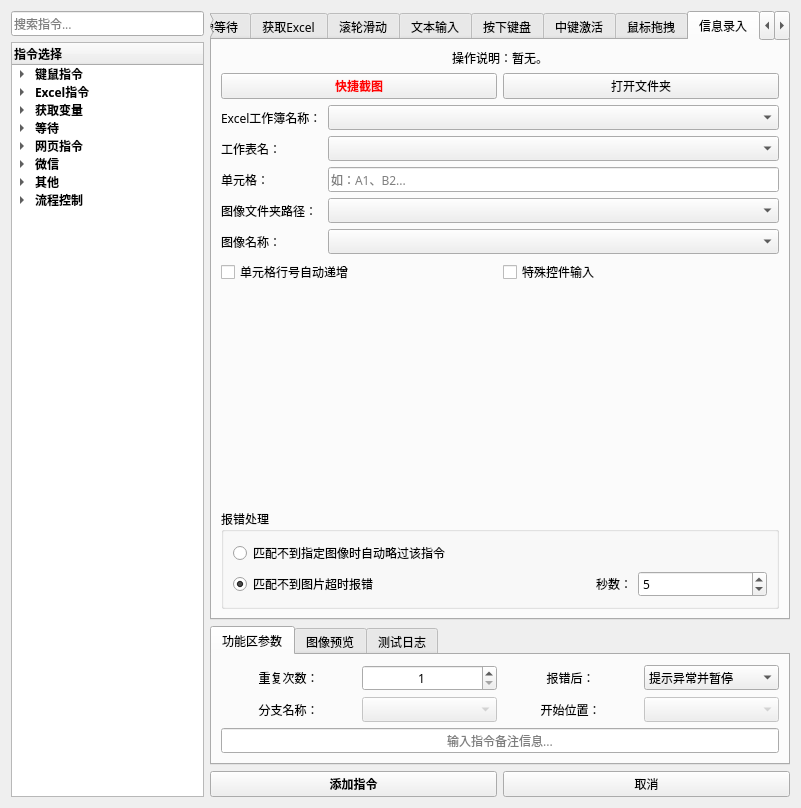
The window that 窗体/导航窗口.ui (FsterThanLight/automatic_clicker_2) describes before a commit, drawn with Qt 5.
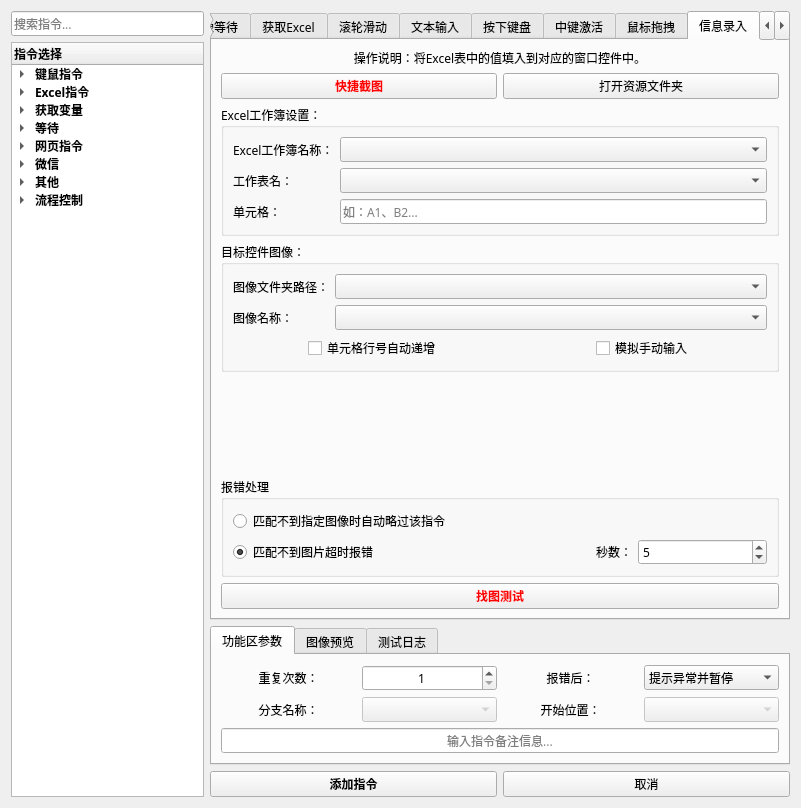
The same window after the commit. The open tabs and pages were chosen to show the change. Icons and pictures are not drawn.

Patch:
```diff
--- a/窗体/导航窗口.ui
+++ b/窗体/导航窗口.ui
@@ -3234,7 +3234,7 @@
             </sizepolicy>
            </property>
            <property name="text">
-            <string>操作说明：暂无。</string>
+            <string>操作说明：将Excel表中的值填入到对应的窗口控件中。</string>
            </property>
            <property name="alignment">
             <set>Qt::AlignCenter</set>
@@ -3309,80 +3309,104 @@
            <item>
             <widget class="QPushButton" name="pushButton_8">
              <property name="text">
-              <string>打开文件夹</string>
+              <string>打开资源文件夹</string>
              </property>
             </widget>
            </item>
           </layout>
          </item>
          <item>
-          <layout class="QGridLayout" name="gridLayout_7">
-           <item row="6" column="0">
-            <widget class="QLabel" name="label_41">
-             <property name="text">
-              <string>图像名称：</string>
-             </property>
-            </widget>
-           </item>
-           <item row="5" column="1">
-            <widget class="QComboBox" name="comboBox_14">
-             <property name="sizeAdjustPolicy">
-              <enum>QComboBox::AdjustToContents</enum>
-             </property>
-            </widget>
-           </item>
-           <item row="4" column="1">
-            <widget class="QLineEdit" name="lineEdit_4">
-             <property name="placeholderText">
-              <string>如：A1、B2...</string>
-             </property>
-            </widget>
-           </item>
-           <item row="2" column="0">
+          <widget class="QGroupBox" name="groupBox_67">
+           <property name="title">
+            <string>Excel工作簿设置：</string>
+           </property>
+           <layout class="QGridLayout" name="gridLayout_7" columnstretch="1,5">
+            <item row="0" column="0">
             <widget class="QLabel" name="label_37">
              <property name="text">
               <string>Excel工作簿名称：</string>
              </property>
             </widget>
            </item>
-           <item row="5" column="0">
-            <widget class="QLabel" name="label_40">
-             <property name="text">
-              <string>图像文件夹路径：</string>
-             </property>
-            </widget>
-           </item>
-           <item row="6" column="1">
-            <widget class="QComboBox" name="comboBox_15"/>
-           </item>
-           <item row="2" column="1">
+            <item row="0" column="1">
             <widget class="QComboBox" name="comboBox_12">
              <property name="sizeAdjustPolicy">
               <enum>QComboBox::AdjustToContents</enum>
              </property>
             </widget>
            </item>
-           <item row="4" column="0">
-            <widget class="QLabel" name="label_39">
-             <property name="text">
-              <string>单元格：</string>
-             </property>
-            </widget>
-           </item>
-           <item row="3" column="0">
+            <item row="1" column="0">
             <widget class="QLabel" name="label_38">
              <property name="text">
               <string>工作表名：</string>
              </property>
             </widget>
            </item>
-           <item row="3" column="1">
+            <item row="1" column="1">
             <widget class="QComboBox" name="comboBox_13"/>
            </item>
-          </layout>
+            <item row="2" column="0">
+             <widget class="QLabel" name="label_39">
+              <property name="text">
+               <string>单元格：</string>
+              </property>
+             </widget>
+            </item>
+            <item row="2" column="1">
+             <widget class="QLineEdit" name="lineEdit_4">
+              <property name="placeholderText">
+               <string>如：A1、B2...</string>
+              </property>
+             </widget>
+            </item>
+           </layout>
+          </widget>
          </item>
          <item>
+          <widget class="QGroupBox" name="groupBox_66">
+           <property name="title">
+            <string>目标控件图像：</string>
+           </property>
+           <layout class="QGridLayout" name="gridLayout_66" columnstretch="1,5">
+            <item row="1" column="1">
+             <widget class="QComboBox" name="comboBox_15"/>
+            </item>
+            <item row="0" column="1">
+             <widget class="QComboBox" name="comboBox_14">
+              <property name="sizeAdjustPolicy">
+               <enum>QComboBox::AdjustToContents</enum>
+              </property>
+             </widget>
+            </item>
+            <item row="0" column="0">
+             <widget class="QLabel" name="label_40">
+              <property name="text">
+               <string>图像文件夹路径：</string>
+              </property>
+             </widget>
+            </item>
+            <item row="1" column="0">
+             <widget class="QLabel" name="label_41">
+              <property name="text">
+               <string>图像名称：</string>
+              </property>
+             </widget>
+            </item>
+            <item row="2" column="0" colspan="2">
           <layout class="QHBoxLayout" name="horizontalLayout">
+              <item>
+               <spacer name="horizontalSpacer_17">
+                <property name="orientation">
+                 <enum>Qt::Horizontal</enum>
+                </property>
+                <property name="sizeHint" stdset="0">
+                 <size>
+                  <width>40</width>
+                  <height>20</height>
+                 </size>
+                </property>
+               </spacer>
+              </item>
            <item>
             <widget class="QCheckBox" name="checkBox_3">
              <property name="text">
@@ -3390,14 +3414,56 @@
              </property>
             </widget>
            </item>
+              <item>
+               <spacer name="horizontalSpacer_18">
+                <property name="orientation">
+                 <enum>Qt::Horizontal</enum>
+                </property>
+                <property name="sizeHint" stdset="0">
+                 <size>
+                  <width>40</width>
+                  <height>20</height>
+                 </size>
+                </property>
+               </spacer>
+              </item>
+              <item>
+               <spacer name="horizontalSpacer_19">
+                <property name="orientation">
+                 <enum>Qt::Horizontal</enum>
+                </property>
+                <property name="sizeHint" stdset="0">
+                 <size>
+                  <width>40</width>
+                  <height>20</height>
+                 </size>
+                </property>
+               </spacer>
+              </item>
            <item>
             <widget class="QCheckBox" name="checkBox_4">
              <property name="text">
-              <string>特殊控件输入</string>
+                 <string>模拟手动输入</string>
              </property>
             </widget>
            </item>
-          </layout>
+              <item>
+               <spacer name="horizontalSpacer_20">
+                <property name="orientation">
+                 <enum>Qt::Horizontal</enum>
+                </property>
+                <property name="sizeHint" stdset="0">
+                 <size>
+                  <width>40</width>
+                  <height>20</height>
+                 </size>
+                </property>
+               </spacer>
+              </item>
+             </layout>
+            </item>
+           </layout>
+          </widget>
          </item>
          <item>
           <spacer name="verticalSpacer_7">
@@ -3469,6 +3535,57 @@
            </layout>
           </widget>
          </item>
+         <item>
+          <widget class="QPushButton" name="pushButton_58">
+           <property name="palette">
+            <palette>
+             <active>
+              <colorrole role="ButtonText">
+               <brush brushstyle="SolidPattern">
+                <color alpha="255">
+                 <red>255</red>
+                 <green>0</green>
+                 <blue>0</blue>
+                </color>
+               </brush>
+              </colorrole>
+             </active>
+             <inactive>
+              <colorrole role="ButtonText">
+               <brush brushstyle="SolidPattern">
+                <color alpha="255">
+                 <red>255</red>
+                 <green>0</green>
+                 <blue>0</blue>
+                </color>
+               </brush>
+              </colorrole>
+             </inactive>
+             <disabled>
+              <colorrole role="ButtonText">
+               <brush brushstyle="SolidPattern">
+                <color alpha="255">
+                 <red>120</red>
+                 <green>120</green>
+                 <blue>120</blue>
+                </color>
+               </brush>
+              </colorrole>
+             </disabled>
+            </palette>
+           </property>
+           <property name="font">
+            <font>
+             <family>微软雅黑</family>
+             <weight>75</weight>
+             <bold>true</bold>
+            </font>
+           </property>
+           <property name="text">
+            <string>找图测试</string>
+           </property>
+          </widget>
+         </item>
         </layout>
        </widget>
        <widget class="QWidget" name="tab_26">
```
Left out of the diff: 8 changed lines with no effect on the pictures. Lines whose indentation alone changed are shown as unchanged.
